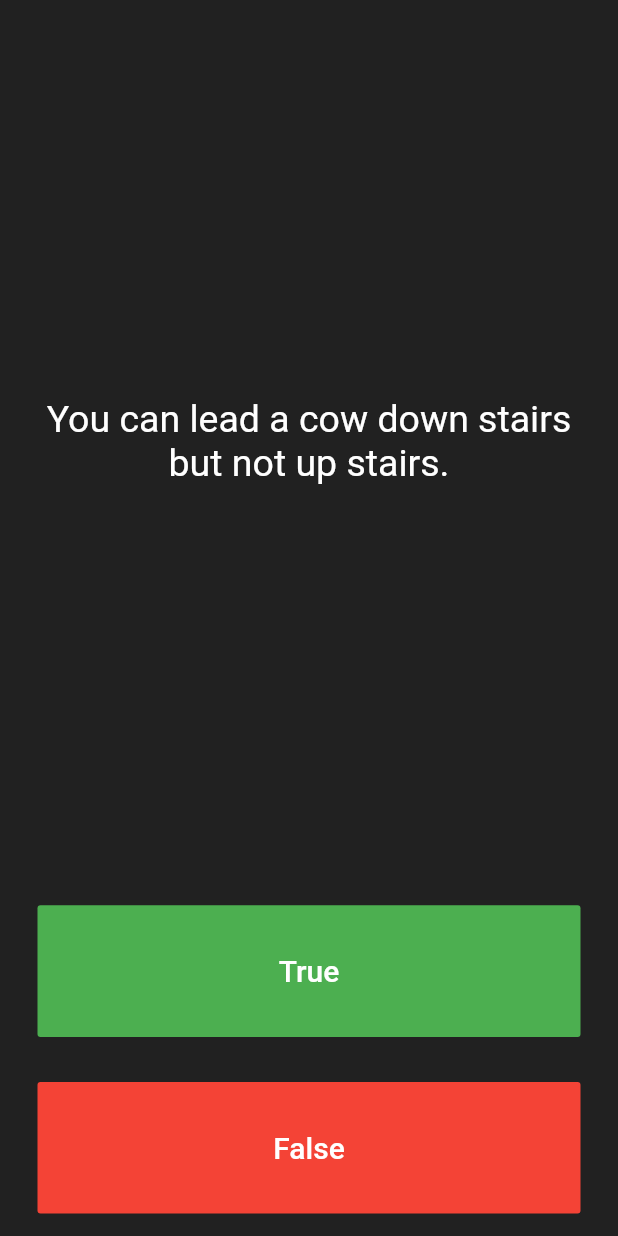
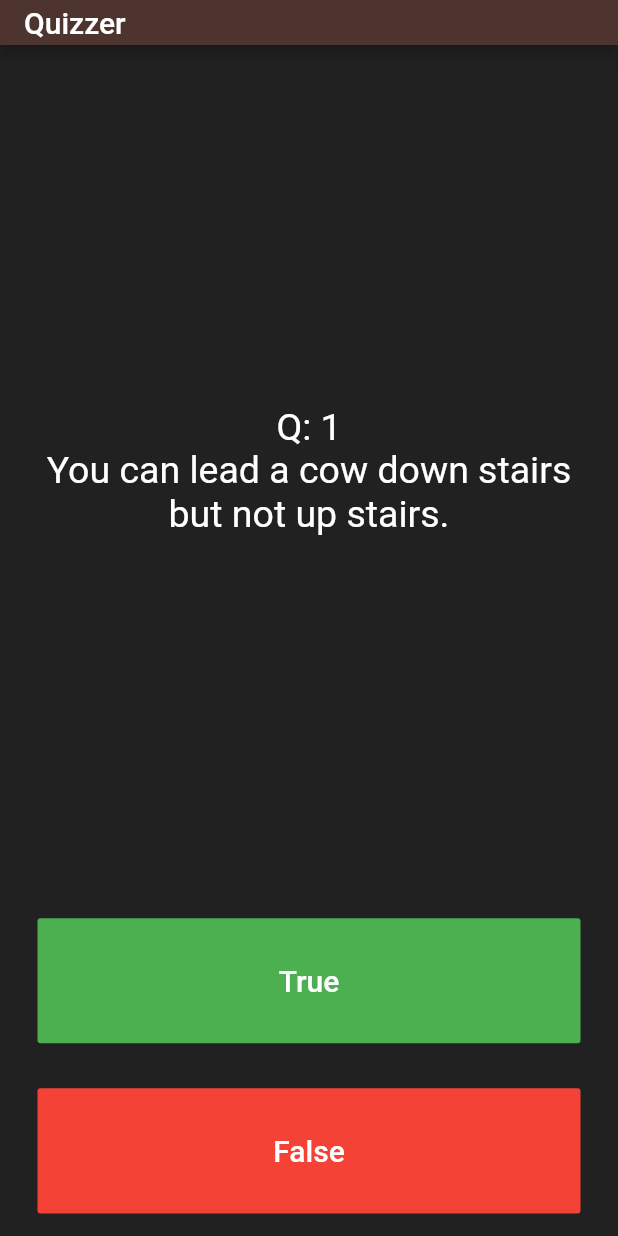
Before and after one commit to atm1504/quizzer-flutter, a Flutter app: the screen it shows after launch, on a phone screen of 412 x 824 dp. Run offline on Flutter 3.47's test engine with Material 2 defaults, Android fonts, the phone set to English and light mode, and no system bars.

Commit message:
feat: Add question class

```diff
--- a/lib/main.dart
+++ b/lib/main.dart
@@ -1,4 +1,5 @@
 import 'package:flutter/material.dart';
+import 'question.dart';
 
 void main() => runApp(Quizzler());
 
@@ -7,6 +8,13 @@ class Quizzler extends StatelessWidget {
   Widget build(BuildContext context) {
     return MaterialApp(
       home: Scaffold(
+        appBar: PreferredSize(
+          preferredSize: Size.fromHeight(30.0),
+          child: AppBar(
+            title: Text('Quizzer'),
+            backgroundColor: Colors.brown[800],
+          ),
+        ),
         backgroundColor: Colors.grey.shade900,
         body: SafeArea(
           child: Padding(
@@ -26,20 +34,20 @@ class QuizPage extends StatefulWidget {
 
 class _QuizPageState extends State<QuizPage> {
   List<Icon> scoreKeeper = [];
-  List<String> questions = [
-    'You can lead a cow down stairs but not up stairs.',
-    'Approximately one quarter of human bones are in the feet.',
-    'A slug\'s blood is green.'
+
+  List<Question> questionBank = [
+    Question('You can lead a cow down stairs but not up stairs.', false),
+    Question('Approximately one quarter of human bones are in the feet.', true),
+    Question('A slug\'s blood is green.', true),
   ];
-  List<bool> answers = [
-    false,
-    true,
-    true,
-  ];
+
   int questionNumber = 0;
 
+  Question q1 =
+      Question('You can lead a cow down stairs but not up stairs.', false);
+
   void increaseQuestionNumber() {
-    if (questionNumber < 2) {
+    if (questionNumber < questionBank.length - 1) {
       questionNumber += 1;
     } else {
       questionNumber = 0;
@@ -48,7 +56,7 @@ class _QuizPageState extends State<QuizPage> {
   }
 
   void updateScoreKeeper(bool response) {
-    if (answers[questionNumber] == response) {
+    if (questionBank[questionNumber].questionAnswer == response) {
       scoreKeeper.add(Icon(
         Icons.check,
         color: Colors.green,
@@ -72,13 +80,26 @@ class _QuizPageState extends State<QuizPage> {
           child: Padding(
             padding: EdgeInsets.all(10.0),
             child: Center(
-              child: Text(
-                questions[questionNumber],
-                textAlign: TextAlign.center,
-                style: TextStyle(
-                  fontSize: 25.0,
-                  color: Colors.white,
-                ),
+              child: Column(
+                mainAxisAlignment: MainAxisAlignment.center,
+                children: <Widget>[
+                  Text(
+                    'Q: ' + (questionNumber + 1).toString(),
+                    textAlign: TextAlign.center,
+                    style: TextStyle(
+                      fontSize: 25.0,
+                      color: Colors.white,
+                    ),
+                  ),
+                  Text(
+                    questionBank[questionNumber].questionText,
+                    textAlign: TextAlign.center,
+                    style: TextStyle(
+                      fontSize: 25.0,
+                      color: Colors.white,
+                    ),
+                  ),
+                ],
               ),
             ),
           ),
--- /dev/null
+++ b/lib/question.dart
@@ -0,0 +1,8 @@
+class Question {
+  String questionText;
+  bool questionAnswer;
+  Question(String q, bool a) {
+    questionText = q;
+    questionAnswer = a;
+  }
+}
```
